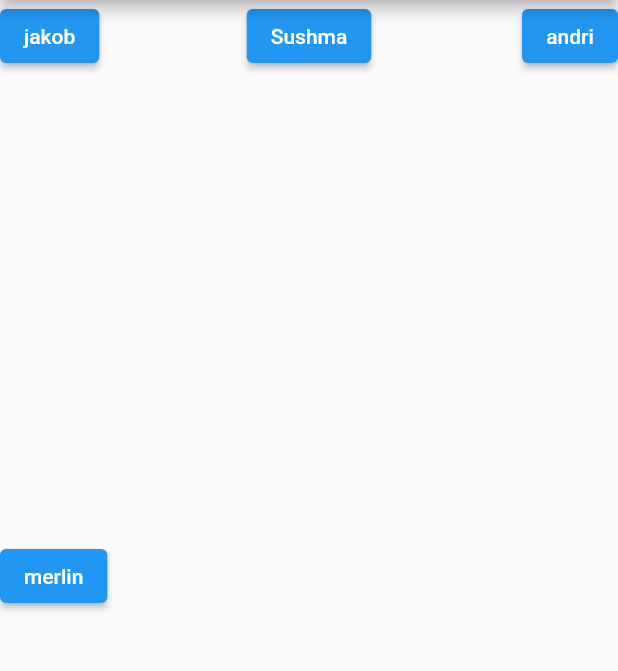
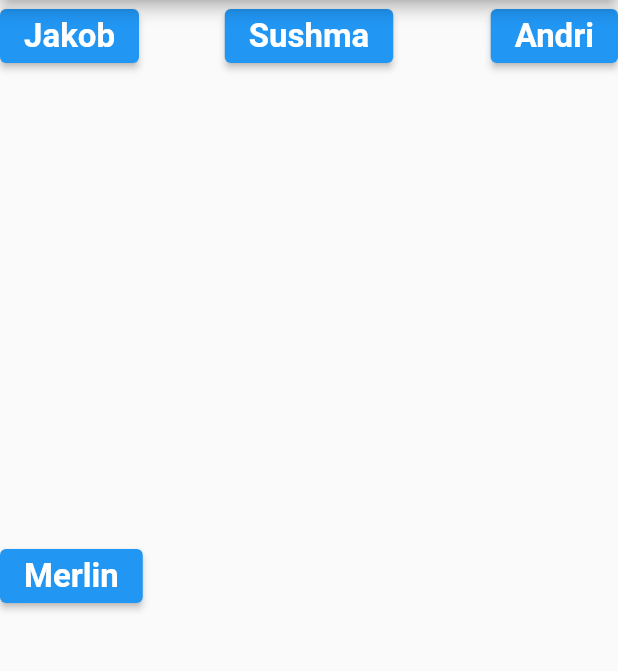
Before and after one commit to sus20/CareAssistance, a Flutter app: the screen it shows after launch, on a phone screen of 412 x 824 dp, the part 84-755 px from its top. Run offline on Flutter 3.47's test engine with Material 2 defaults, Android fonts, the phone set to English and light mode, and no system bars.

```diff
--- a/lib/home.dart
+++ b/lib/home.dart
@@ -22,9 +22,14 @@ class _HomeState extends State<Home> {
             width: 20,
             height: 20,
             alignment: Alignment.topCenter,
-          child:ElevatedButton(onPressed: () {
+            child: ElevatedButton(
+              onPressed: () {
                 Navigator.pushNamed(context, '/startScreen');
-          }, child: Text("Sushma"),
+              },
+              child: Text(
+                "Sushma",
+                style: TextStyle(fontSize: 22, fontWeight: FontWeight.bold),
+              ),
             )
         ),
 
@@ -33,9 +38,14 @@ class _HomeState extends State<Home> {
             width: 20,
             height: 20,
             alignment: Alignment.topLeft,
-            child:ElevatedButton(onPressed: () {
+            child: ElevatedButton(
+              onPressed: () {
                 Navigator.pushNamed(context, '/startScreen');
-            }, child: Text("jakob"),
+              },
+              child: Text(
+                "Jakob",
+                style: TextStyle(fontSize: 22, fontWeight: FontWeight.bold),
+              ),
             )
         ),
 
@@ -44,9 +54,14 @@ class _HomeState extends State<Home> {
             width: 20,
             height: 20,
             alignment: Alignment.topRight,
-            child:ElevatedButton(onPressed: () {
+            child: ElevatedButton(
+              onPressed: () {
                 Navigator.pushNamed(context, '/startScreen');
-            }, child: Text("andri"),
+              },
+              child: Text(
+                "Andri",
+                style: TextStyle(fontSize: 22, fontWeight: FontWeight.bold),
+              ),
             )
         ),
 
@@ -55,12 +70,18 @@ class _HomeState extends State<Home> {
             width: 20,
             height: 20,
             alignment: Alignment.centerLeft,
-            child:ElevatedButton(onPressed: () {
+            child: ElevatedButton(
+              onPressed: () {
                 Navigator.pushNamed(context, '/startScreen');
-            }, child: Text("merlin"),
+              },
+              child: Text(
+                "Merlin",
+                style: TextStyle(fontSize: 22, fontWeight: FontWeight.bold),
+              ),
             )
         ),
-      ]),
+      ]
+      ),
     );
   }
 }
```
Lines whose indentation alone changed are shown as unchanged.
